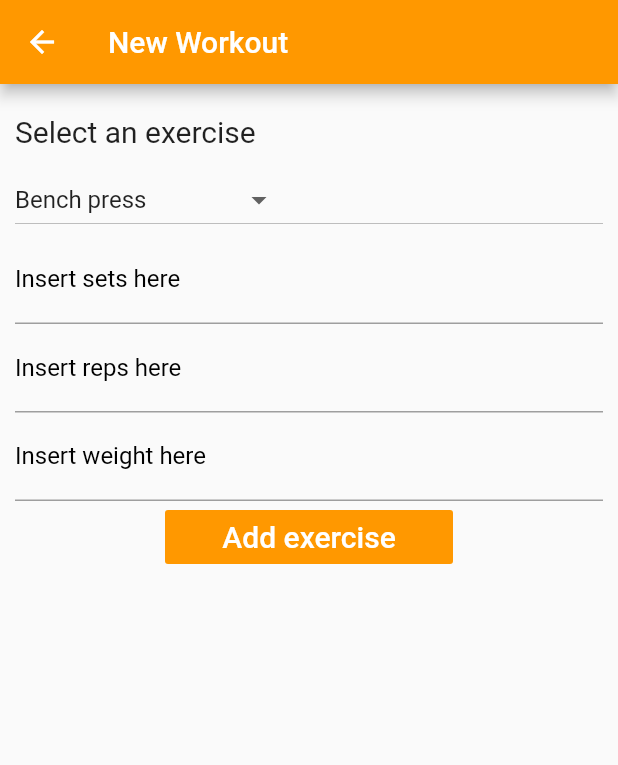
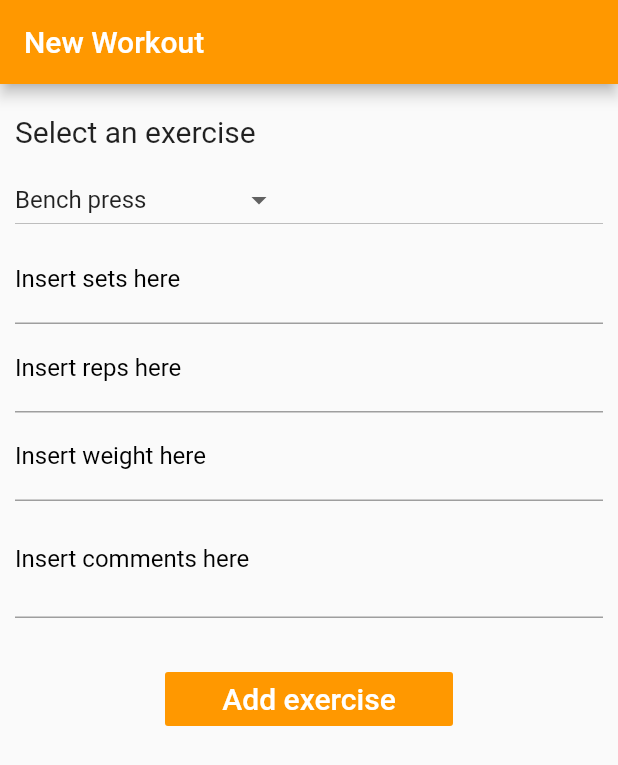
Before and after one commit to CernohorskyVaclav/powerlifting_helper, a Flutter app: the Workouts screen opened directly, after a tap on "Start a new workout", on a phone screen of 412 x 824 dp. Shown: the top 765 px of the screen. Run offline on Flutter 3.47's test engine with Material 2 defaults, Android fonts, the phone set to English and light mode, and no system bars; our stand-ins replace firebase_auth, firebase_core, firebase_database, google_sign_in, rflutter_alert; accounts and stored records are empty.

Commit message:
Workouts 0.4

```diff
--- a/lib/new_workout_screen.dart
+++ b/lib/new_workout_screen.dart
@@ -1,5 +1,6 @@
 import 'package:flutter/material.dart';
 import 'package:powerlifting_helper/workouts_screen.dart';
+import 'package:firebase_auth/firebase_auth.dart';
 
 class NewWorkout extends StatefulWidget {
   @override
@@ -11,11 +12,13 @@ String exerciseValue = "";
 String sets = "";
 String reps = "";
 String weight = "";
+String comment = "";
 
 class _NewWorkoutState extends State<NewWorkout> {
   var _setsTextController = new TextEditingController();
   var _repsTextController = new TextEditingController();
   var _weightTextController = new TextEditingController();
+  var _commentTextController = new TextEditingController();
 
   void getItems() {
     setState(() {
@@ -23,6 +26,7 @@ class _NewWorkoutState extends State<NewWorkout> {
       sets = _setsTextController.text;
       reps = _repsTextController.text;
       weight = _weightTextController.text;
+      comment = _commentTextController.text;
     });
   }
 
@@ -30,6 +34,7 @@ class _NewWorkoutState extends State<NewWorkout> {
   Widget build(BuildContext context) {
     return Scaffold(
       appBar: AppBar(
+        automaticallyImplyLeading: false,
         title: Text('New Workout'),
         backgroundColor: Colors.orange[500],
       ),
@@ -78,14 +83,10 @@ class _NewWorkoutState extends State<NewWorkout> {
                   }).toList(),
                 ),
               ),
-              Padding(
-                padding: EdgeInsets.symmetric(
-                  vertical: 0,
-                  horizontal: 0,
-                ),
-                child: TextField(
+              TextField(
                 controller: _setsTextController,
                 cursorColor: Colors.black,
+
                 //obscureText: true,
                 decoration: InputDecoration(
                     labelStyle: new TextStyle(
@@ -99,13 +100,7 @@ class _NewWorkoutState extends State<NewWorkout> {
                     ),
                     labelText: 'Insert sets here'),
               ),
-              ),
-              Padding(
-                padding: EdgeInsets.symmetric(
-                  vertical: 0,
-                  horizontal: 0,
-                ),
-                child: TextField(
+              TextField(
                 controller: _repsTextController,
                 cursorColor: Colors.black,
                 //obscureText: true,
@@ -121,13 +116,7 @@ class _NewWorkoutState extends State<NewWorkout> {
                     ),
                     labelText: 'Insert reps here'),
               ),
-              ),
-              Padding(
-                padding: EdgeInsets.symmetric(
-                  vertical: 0,
-                  horizontal: 0,
-                ),
-                child: TextField(
+              TextField(
                 controller: _weightTextController,
                 cursorColor: Colors.black,
                 //obscureText: true,
@@ -143,10 +132,27 @@ class _NewWorkoutState extends State<NewWorkout> {
                     ),
                     labelText: 'Insert weight here'),
               ),
+              TextFormField(
+                minLines: 2,
+                maxLines: 7,
+                controller: _commentTextController,
+                cursorColor: Colors.black,
+                decoration: InputDecoration(
+                    labelStyle: new TextStyle(
+                      color: Colors.black,
+                    ),
+                    enabledBorder: UnderlineInputBorder(
+                      borderSide: BorderSide(color: Colors.grey[500]),
+                    ),
+                    focusedBorder: UnderlineInputBorder(
+                      borderSide: BorderSide(color: Colors.grey[500]),
+                    ),
+                    labelText: 'Insert comments here'),
               ),
               Padding(
                 padding: EdgeInsets.symmetric(
                   horizontal: 100,
+                  vertical: 30,
                 ),
                 child: FlatButton(
                   color: Colors.orange[500],
@@ -161,6 +167,7 @@ class _NewWorkoutState extends State<NewWorkout> {
                             sets: sets,
                             reps: reps,
                             weight: weight,
+                            comment: comment,
                           ),
                         ));
                   },
--- a/lib/sign_in.dart
+++ b/lib/sign_in.dart
@@ -2,6 +2,7 @@ import 'package:firebase_auth/firebase_auth.dart';
 import 'package:flutter/material.dart';
 import 'package:powerlifting_helper/nav.dart';
 import 'package:powerlifting_helper/auth.dart';
+import 'package:powerlifting_helper/workouts_screen.dart';
 
 class SignIn extends StatefulWidget {
   @override
--- a/lib/workouts_list.dart
+++ b/lib/workouts_list.dart
@@ -1,13 +1,98 @@
+import 'package:firebase_auth/firebase_auth.dart';
+import 'package:firebase_database/firebase_database.dart';
 import 'package:flutter/material.dart';
+import 'package:powerlifting_helper/workout_detail.dart';
+import 'package:powerlifting_helper/workout_general.dart';
+import 'package:powerlifting_helper/workouts_screen.dart';
+
+import 'database.dart';
+
+final FirebaseAuth auth = FirebaseAuth.instance;
 
 class WorkoutsList extends StatefulWidget {
+  final List<WorkoutGeneral> listItems;
+  final User user;
+  WorkoutsList(this.listItems, this.user);
+
   @override
   _WorkoutsListState createState() => _WorkoutsListState();
 }
 
 class _WorkoutsListState extends State<WorkoutsList> {
+  List<Data> dataList = [];
+  void initState() {
+    super.initState();
+    final User user = auth.currentUser;
+    final uid = user.uid;
+    DatabaseReference referenceData =
+        FirebaseDatabase.instance.reference().child(uid + '/workouts/');
+    referenceData.once().then((DataSnapshot dataSnapshot) {
+      dataList.clear();
+      var keys = dataSnapshot.value.keys;
+      var values = dataSnapshot.value;
+
+      for (var key in keys) {
+        Data data = new Data(
+          values[key]["exercise"],
+          values[key]["sets"],
+          values[key]["reps"],
+          values[key]["weight"],
+          values[key]["comment"],
+        );
+        dataList.add(data);
+      }
+      setState(() {
+        //
+      });
+    });
+  }
+
+  void resetPage() {
+    setState(() {});
+  }
+
   @override
   Widget build(BuildContext context) {
-    return Container();
+    return dataList.length == 0
+        ? Center(
+            child: Text(
+            "No Data Available",
+            style: TextStyle(fontSize: 30),
+          ))
+        : ListView.builder(
+            itemCount: dataList.length,
+            itemBuilder: (_, index) {
+              return CardUI(
+                  dataList[index].exercise,
+                  dataList[index].sets,
+                  dataList[index].reps,
+                  dataList[index].weight,
+                  dataList[index].comment);
+            });
+  }
+
+  Widget CardUI(String exercise, String sets, String reps, String weight,
+      String comment) {
+    return Card(
+      child: Row(
+        children: <Widget>[
+          Expanded(
+            child: ListTile(
+              title: Text(exercise),
+              subtitle: Text("sets: " +
+                  sets +
+                  "\t\t\t\t\t\t\tReps: " +
+                  reps +
+                  "\t\t\t\t\t\t\tWeight: " +
+                  weight),
+              onTap: () {
+                Navigator.push(context,
+                    MaterialPageRoute(builder: (context) => WorkoutDetail()));
+              },
+            ),
+          ),
+        ],
+      ),
+    );
   }
 }
--- a/pubspec.yaml
+++ b/pubspec.yaml
@@ -33,6 +33,7 @@ dependencies:
   rflutter_alert:
   firebase_auth:
   google_sign_in:
+  firebase_database:
 
 dev_dependencies:
   flutter_test:
```
Also changed, not shown: lib/database.dart (added, +21 -0 lines), lib/workout_detail.dart (added, +20 -0 lines), lib/workout_general.dart (+19 -2 lines), lib/workouts_screen.dart (+18 -6 lines), pubspec.lock, 1 other file. Lines whose indentation alone changed are shown as unchanged.
